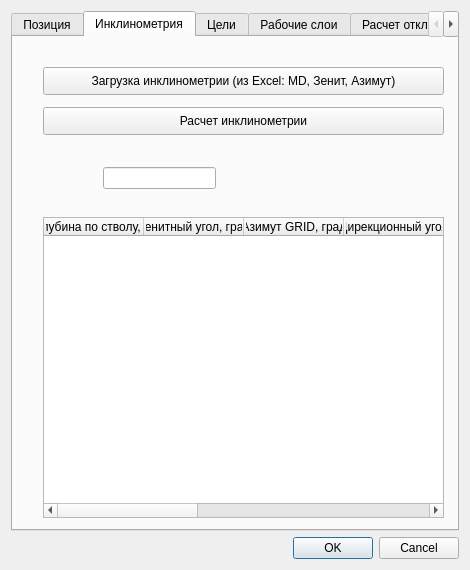
Old version of the form inclinometr_dialog_base.ui in the repository Aykuayvenchorr/inclinometr.
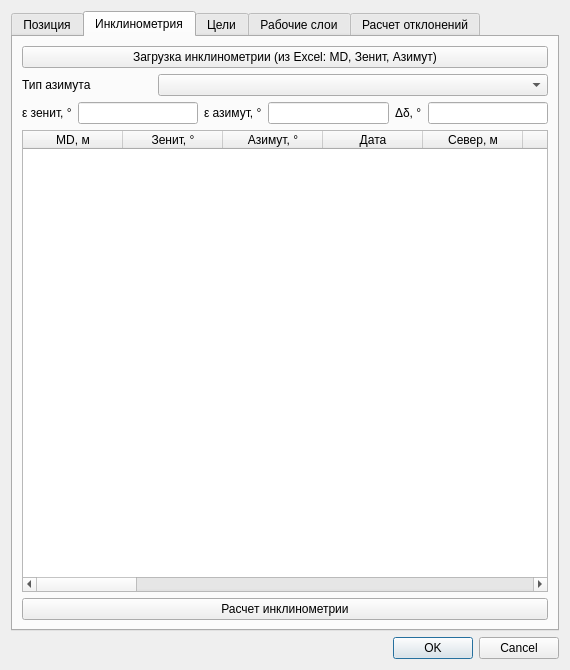
New version of the form. Custom widgets are drawn as their Qt base class.

What changed in the file:
```diff
--- a/inclinometr_dialog_base.ui
+++ b/inclinometr_dialog_base.ui
@@ -6,10 +6,16 @@
    <rect>
     <x>0</x>
     <y>0</y>
-    <width>470</width>
-    <height>570</height>
+    <width>570</width>
+    <height>670</height>
    </rect>
   </property>
+  <property name="sizePolicy">
+   <sizepolicy hsizetype="Preferred" vsizetype="Preferred">
+    <horstretch>0</horstretch>
+    <verstretch>0</verstretch>
+   </sizepolicy>
+  </property>
   <property name="minimumSize">
    <size>
     <width>470</width>
@@ -18,8 +24,8 @@
   </property>
   <property name="maximumSize">
    <size>
-    <width>470</width>
-    <height>570</height>
+    <width>770</width>
+    <height>970</height>
    </size>
   </property>
   <property name="windowTitle">
@@ -38,18 +44,62 @@
       <attribute name="title">
        <string>Позиция</string>
       </attribute>
+      <layout class="QVBoxLayout" name="verticalLayout_7">
+       <item>
+        <layout class="QVBoxLayout" name="verticalLayout_5" stretch="1,5,2">
+         <item>
+          <layout class="QVBoxLayout" name="verticalLayout_2" stretch="1,1">
+           <item>
+            <layout class="QHBoxLayout" name="horizontalLayout_4" stretch="1,2">
+             <item>
+              <widget class="QLabel" name="label_5">
+               <property name="sizePolicy">
+                <sizepolicy hsizetype="Minimum" vsizetype="Fixed">
+                 <horstretch>0</horstretch>
+                 <verstretch>0</verstretch>
+                </sizepolicy>
+               </property>
+               <property name="text">
+                <string>Система координат</string>
+               </property>
+              </widget>
+             </item>
+             <item>
+              <widget class="QgsProjectionSelectionWidget" name="mQgsProjectionSelectionWidgetWellHead">
+               <property name="enabled">
+                <bool>true</bool>
+               </property>
+               <property name="sizePolicy">
+                <sizepolicy hsizetype="Minimum" vsizetype="Fixed">
+                 <horstretch>0</horstretch>
+                 <verstretch>0</verstretch>
+                </sizepolicy>
+               </property>
+              </widget>
+             </item>
+            </layout>
+           </item>
+           <item>
+            <widget class="QPushButton" name="btnSelectWellHead">
+             <property name="text">
+              <string>Выбрать на карте</string>
+             </property>
+            </widget>
+           </item>
+          </layout>
+         </item>
+         <item>
+          <widget class="Line" name="line">
+           <property name="orientation">
+            <enum>Qt::Horizontal</enum>
+           </property>
+          </widget>
+         </item>
+         <item>
       <widget class="QGroupBox" name="grbWellHeadInfo">
        <property name="enabled">
         <bool>true</bool>
        </property>
-       <property name="geometry">
-        <rect>
-         <x>0</x>
-         <y>160</y>
-         <width>441</width>
-         <height>301</height>
-        </rect>
-       </property>
        <property name="title">
         <string>Информация по устью</string>
        </property>
@@ -59,15 +109,8 @@
        <property name="checked">
         <bool>false</bool>
        </property>
-       <widget class="QWidget" name="layoutWidget">
-        <property name="geometry">
-         <rect>
-          <x>9</x>
-          <y>20</y>
-          <width>421</width>
-          <height>271</height>
-         </rect>
-        </property>
+           <layout class="QVBoxLayout" name="verticalLayout_8">
+            <item>
         <layout class="QVBoxLayout" name="verticalLayout_3">
          <item>
           <layout class="QHBoxLayout" name="horizontalLayout" stretch="1,2">
@@ -162,75 +205,34 @@
           </layout>
          </item>
         </layout>
-       </widget>
-      </widget>
-      <widget class="QWidget" name="layoutWidget">
-       <property name="geometry">
-        <rect>
-         <x>9</x>
-         <y>30</y>
-         <width>421</width>
-         <height>100</height>
-        </rect>
-       </property>
-       <layout class="QVBoxLayout" name="verticalLayout_2">
-        <item>
-         <layout class="QHBoxLayout" name="horizontalLayout_3"/>
         </item>
         <item>
-         <layout class="QHBoxLayout" name="horizontalLayout_4" stretch="1,2">
-          <item>
-           <widget class="QLabel" name="label_5">
-            <property name="text">
-             <string>Система координат</string>
-            </property>
-           </widget>
-          </item>
-          <item>
-           <widget class="QgsProjectionSelectionWidget" name="mQgsProjectionSelectionWidgetWellHead">
-            <property name="enabled">
-             <bool>true</bool>
-            </property>
-           </widget>
-          </item>
-         </layout>
-        </item>
-        <item>
-         <widget class="QPushButton" name="btnSelectWellHead">
-          <property name="text">
-           <string>Выбрать на карте</string>
-          </property>
-         </widget>
-        </item>
-       </layout>
-      </widget>
-      <widget class="Line" name="line">
-       <property name="geometry">
-        <rect>
-         <x>10</x>
-         <y>140</y>
-         <width>421</width>
-         <height>16</height>
-        </rect>
-       </property>
+             <spacer name="verticalSpacer">
        <property name="orientation">
-        <enum>Qt::Horizontal</enum>
-       </property>
-      </widget>
+               <enum>Qt::Vertical</enum>
+              </property>
+              <property name="sizeHint" stdset="0">
+               <size>
+                <width>20</width>
+                <height>40</height>
+               </size>
+              </property>
+             </spacer>
+            </item>
+           </layout>
+          </widget>
+         </item>
+        </layout>
+       </item>
+      </layout>
      </widget>
      <widget class="QWidget" name="tab_4">
       <attribute name="title">
        <string>Инклинометрия</string>
       </attribute>
+      <layout class="QVBoxLayout" name="verticalLayout_6">
+       <item>
       <widget class="QPushButton" name="btnLoadInclinometry">
-       <property name="geometry">
-        <rect>
-         <x>30</x>
-         <y>30</y>
-         <width>401</width>
-         <height>28</height>
-        </rect>
-       </property>
        <property name="toolTip">
         <string comment="Excel формата: MD, Зенит, Азимут"/>
        </property>
@@ -238,36 +240,81 @@
         <string>Загрузка инклинометрии (из Excel: MD, Зенит, Азимут)</string>
        </property>
       </widget>
+       </item>
+       <item>
+        <layout class="QHBoxLayout" name="horizontalLayout_9" stretch="1,3">
+         <item>
+          <widget class="QLabel" name="label_7">
+           <property name="minimumSize">
+            <size>
+             <width>57</width>
+             <height>0</height>
+            </size>
+           </property>
+           <property name="text">
+            <string>Тип азимута</string>
+           </property>
+          </widget>
+         </item>
+         <item>
+          <widget class="QComboBox" name="cmbAzimuthType"/>
+         </item>
+        </layout>
+       </item>
+       <item>
+        <layout class="QHBoxLayout" name="horizontalLayout_3">
+         <item>
+          <widget class="QLabel" name="label_8">
+           <property name="text">
+            <string>ε зенит, °</string>
+           </property>
+          </widget>
+         </item>
+         <item>
+          <widget class="QLineEdit" name="txtErrZenith"/>
+         </item>
+         <item>
+          <widget class="QLabel" name="label_9">
+           <property name="text">
+            <string>ε азимут, °</string>
+           </property>
+          </widget>
+         </item>
+         <item>
+          <widget class="QLineEdit" name="txtErrAzimuth"/>
+         </item>
+         <item>
+          <widget class="QLabel" name="txtDeltaDelta">
+           <property name="text">
+            <string>Δδ, °</string>
+           </property>
+          </widget>
+         </item>
+         <item>
+          <widget class="QLineEdit" name="lineEdit_3"/>
+         </item>
+        </layout>
+       </item>
+       <item>
+        <layout class="QVBoxLayout" name="verticalLayout_4">
+         <item>
       <widget class="QTableWidget" name="tableInclinometry">
-       <property name="geometry">
-        <rect>
-         <x>30</x>
-         <y>180</y>
-         <width>401</width>
-         <height>301</height>
-        </rect>
-       </property>
        <property name="columnCount">
-        <number>8</number>
+            <number>25</number>
        </property>
        <column>
         <property name="text">
-         <string>Глубина по стволу, м</string>
+             <string>MD, м</string>
         </property>
        </column>
        <column>
         <property name="text">
-         <string>Зенитный угол, град</string>
+             <string>Зенит, °</string>
         </property>
        </column>
        <column>
         <property name="text">
-         <string>Азимут GRID, град</string>
-        </property>
-       </column>
-       <column>
-        <property name="text">
-         <string>Дирекционный угол</string>
+             <string>Азимут, °</string>
         </property>
        </column>
        <column>
@@ -277,43 +324,121 @@
        </column>
        <column>
         <property name="text">
-         <string>Север</string>
+             <string>Север, м</string>
         </property>
        </column>
        <column>
         <property name="text">
-         <string>Восток</string>
+             <string>Восток, м</string>
         </property>
        </column>
        <column>
         <property name="text">
-         <string>TVD</string>
+             <string>TVDSS, м</string>
+            </property>
+           </column>
+           <column>
+            <property name="text">
+             <string>Сближение меридианов, °</string>
+            </property>
+           </column>
+           <column>
+            <property name="text">
+             <string>Магнитное склонение, °</string>
+            </property>
+           </column>
+           <column>
+            <property name="text">
+             <string>Дирекционный угол, °</string>
+            </property>
+           </column>
+           <column>
+            <property name="text">
+             <string>ΔСевер, м</string>
+            </property>
+           </column>
+           <column>
+            <property name="text">
+             <string>ΔВосток, м</string>
+            </property>
+           </column>
+           <column>
+            <property name="text">
+             <string>ΔTVD, м</string>
+            </property>
+           </column>
+           <column>
+            <property name="text">
+             <string>Север (верх), м</string>
+            </property>
+           </column>
+           <column>
+            <property name="text">
+             <string>Восток (верх), м</string>
+            </property>
+           </column>
+           <column>
+            <property name="text">
+             <string>TVDSS (верх), м</string>
+            </property>
+           </column>
+           <column>
+            <property name="text">
+             <string>Север (лево), м</string>
+            </property>
+           </column>
+           <column>
+            <property name="text">
+             <string>Восток (лево), м</string>
+            </property>
+           </column>
+           <column>
+            <property name="text">
+             <string>TVDSS (лево), м</string>
+            </property>
+           </column>
+           <column>
+            <property name="text">
+             <string>Север (низ), м</string>
+            </property>
+           </column>
+           <column>
+            <property name="text">
+             <string>Восток (низ), м</string>
+            </property>
+           </column>
+           <column>
+            <property name="text">
+             <string>TVDSS (низ), м</string>
+            </property>
+           </column>
+           <column>
+            <property name="text">
+             <string>Север (право), м</string>
+            </property>
+           </column>
+           <column>
+            <property name="text">
+             <string>Восток (право), м</string>
+            </property>
+           </column>
+           <column>
+            <property name="text">
+             <string>TVDSS (право), м</string>
         </property>
        </column>
       </widget>
+         </item>
+         <item>
       <widget class="QPushButton" name="btnCalculateInclinometry">
-       <property name="geometry">
-        <rect>
-         <x>30</x>
-         <y>70</y>
-         <width>401</width>
-         <height>28</height>
-        </rect>
-       </property>
        <property name="text">
         <string>Расчет инклинометрии</string>
        </property>
       </widget>
-      <widget class="QLineEdit" name="txtConvergenceMeridian">
-       <property name="geometry">
-        <rect>
-         <x>90</x>
-         <y>130</y>
-         <width>113</width>
-         <height>22</height>
-        </rect>
-       </property>
-      </widget>
+         </item>
+        </layout>
+       </item>
+      </layout>
      </widget>
      <widget class="QWidget" name="tab_2">
       <attribute name="title">
```
Lines whose indentation alone changed are shown as unchanged.
